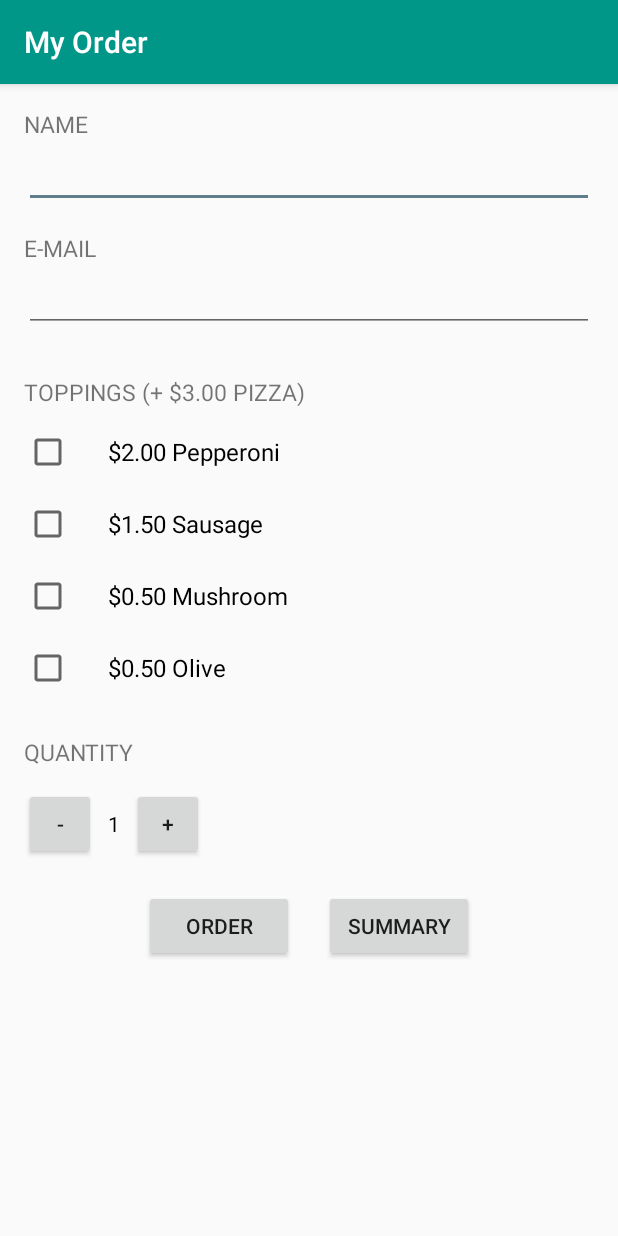
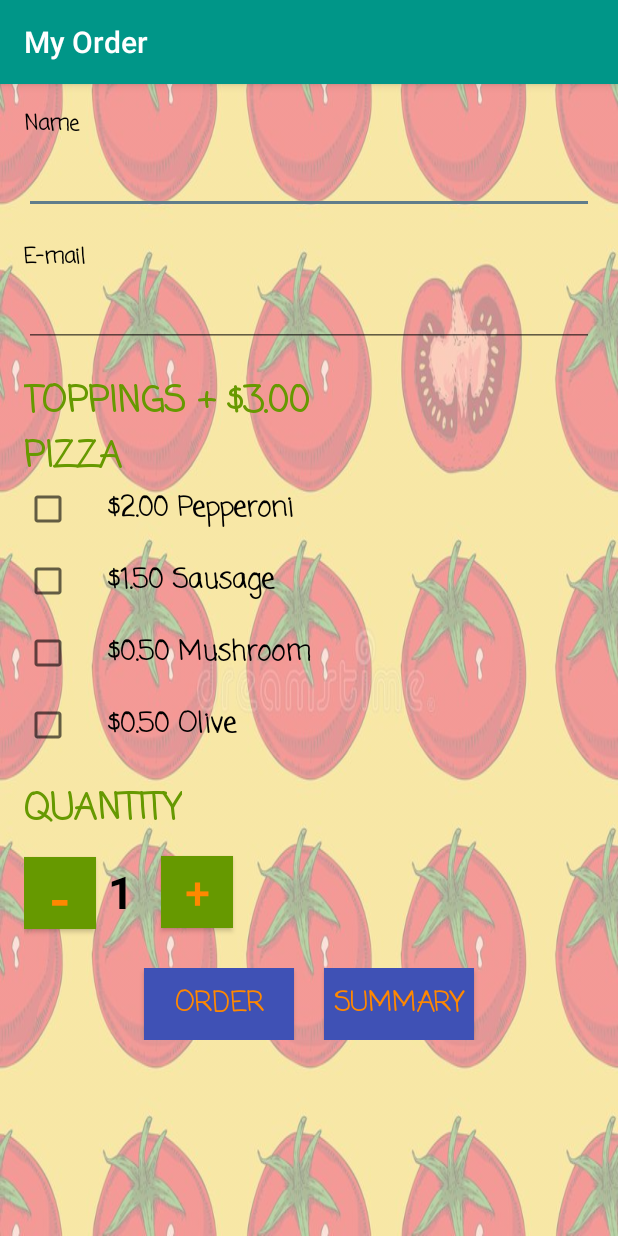
Before and after one commit to boroshs-coursework/WebMobile_ICPs, an Android app: the screen it shows after launch (MainActivity), on a phone screen of 412 x 824 dp. Run offline under Robolectric (Android 15) with nearby library versions, the phone set to English and light mode, and no system bars.

Commit message:
it builds.

```diff
--- a/Fall2020_Mobile/Mobile_ICP2/Source/MyOrder/app/src/main/AndroidManifest.xml
+++ b/Fall2020_Mobile/Mobile_ICP2/Source/MyOrder/app/src/main/AndroidManifest.xml
@@ -10,13 +10,13 @@
         android:supportsRtl="true"
         android:theme="@style/AppTheme">
         <activity android:name=".MainActivity"
-            android:launchMode="singleTop"> <!--Retains values in previous activity, ues of back button-->
+            android:launchMode="singleTop"> <!--Retains values in previous activity when you use back button-->
             <intent-filter>
                 <action android:name="android.intent.action.MAIN" />
                 <category android:name="android.intent.category.LAUNCHER" />
             </intent-filter>
         </activity>
-        <!--Added this line to use intents to change activities-->
+        <!--Added this line to use intents with summary activity-->
         <activity android:name=".SummaryActivity" android:launchMode="singleTop"/>
     </application>
 
--- a/Fall2020_Mobile/Mobile_ICP2/Source/MyOrder/app/src/main/res/layout/activity_main.xml
+++ b/Fall2020_Mobile/Mobile_ICP2/Source/MyOrder/app/src/main/res/layout/activity_main.xml
@@ -1,7 +1,11 @@
 <ScrollView xmlns:android="http://schemas.android.com/apk/res/android"
+    xmlns:app="http://schemas.android.com/apk/res-auto"
     xmlns:tools="http://schemas.android.com/tools"
     android:layout_width="match_parent"
-    android:layout_height="match_parent">
+    android:layout_height="match_parent"
+    android:background="@drawable/tomato_background"
+    android:backgroundTint="#80FFFFFF"
+    android:backgroundTintMode="src_over">
 
     <LinearLayout
         android:layout_width="match_parent"
@@ -15,103 +19,141 @@
 
         <TextView
             android:id="@+id/textView3"
-            style="@style/HeaderTextStyle"
             android:layout_width="match_parent"
             android:layout_height="wrap_content"
-            android:text="@string/name" />
+            android:text="@string/name"
+            android:textColor="@android:color/black"
+            app:fontFamily="casual"
+            android:textStyle="bold"
+            tools:textSize="28dp" />
 
         <EditText
             android:id="@+id/user_input"
             android:layout_width="match_parent"
             android:layout_height="wrap_content"
-            android:layout_marginBottom="16sp"
-            android:inputType="textCapWords" />
+            android:layout_marginBottom="18dp"
+            android:inputType="textCapWords"
+            app:fontFamily="casual"/>
 
         <TextView
             android:id="@+id/textView2"
-            style="@style/HeaderTextStyle"
             android:layout_width="match_parent"
             android:layout_height="wrap_content"
-            android:text="@string/email" />
+            android:text="@string/email"
+            android:textColor="@android:color/black"
+            app:fontFamily="casual"
+            android:textStyle="bold"
+            tools:textSize="28dp" />
 
         <EditText
             android:id="@+id/user_input2"
             android:layout_width="match_parent"
             android:layout_height="wrap_content"
-            android:layout_marginBottom="16sp"
-            android:inputType="textCapWords" />
+            android:layout_marginBottom="18dp"
+            android:inputType="textCapWords"
+            app:fontFamily="casual"/>
 
         <TextView
             style="@style/HeaderTextStyle"
-            android:text="@string/toppings" />
+            android:layout_width="196dp"
+            android:layout_height="wrap_content"
+            android:text="@string/toppings"
+            android:textColor="@android:color/holo_green_dark"
+            android:textSize="24dp"
+            android:textStyle="bold"
+            app:fontFamily="casual" />
 
         <CheckBox
             android:id="@+id/pepperoni_checked"
-            android:layout_width="wrap_content"
+            android:layout_width="197dp"
             android:layout_height="wrap_content"
             android:layout_marginBottom="16sp"
             android:paddingLeft="24dp"
             android:text="@string/pepperoni"
-            android:textSize="16sp" />
+            android:textSize="18dp"
+            app:fontFamily="casual"
+            android:textStyle="bold"/>
 
         <CheckBox
             android:id="@+id/sausage_checked"
-            android:layout_width="wrap_content"
+            android:layout_width="197dp"
             android:layout_height="wrap_content"
             android:layout_marginBottom="16sp"
             android:paddingLeft="24dp"
             android:text="@string/sausage"
-            android:textSize="16sp" />
+            android:textSize="18dp"
+            app:fontFamily="casual"
+            android:textStyle="bold"/>
 
         <CheckBox
             android:id="@+id/mushroom_checked"
-            android:layout_width="match_parent"
+            android:layout_width="196dp"
             android:layout_height="wrap_content"
             android:layout_marginBottom="16sp"
             android:paddingLeft="24dp"
             android:text="@string/mushroom"
-            android:textSize="16sp" />
+            android:textSize="18dp"
+            app:fontFamily="casual"
+            android:textStyle="bold"/>
 
         <CheckBox
             android:id="@+id/olive_checked"
-            android:layout_width="match_parent"
+            android:layout_width="196dp"
             android:layout_height="wrap_content"
             android:layout_marginBottom="16sp"
             android:paddingLeft="24dp"
             android:text="@string/olive"
-            android:textSize="16sp" />
+            android:textSize="18dp"
+            app:fontFamily="casual"
+            android:textStyle="bold"/>
 
         <TextView
             style="@style/HeaderTextStyle"
-            android:text="@string/quantity" />
+            android:text="@string/quantity"
+            android:textColor="@android:color/holo_green_dark"
+            android:textSize="24dp"
+            app:fontFamily="casual"
+            android:textStyle="bold"/>
 
         <LinearLayout
-            android:layout_width="match_parent"
-            android:layout_height="wrap_content"
+            android:layout_width="151dp"
+            android:layout_height="72dp"
+            android:layout_marginBottom="10dp"
             android:orientation="horizontal">
 
             <Button
                 android:layout_width="48dp"
                 android:layout_height="48dp"
+                android:layout_marginTop="8dp"
                 android:layout_marginRight="8dp"
+                android:background="@android:color/holo_green_dark"
                 android:onClick="decrement"
-                android:text="@string/minus" />
+                android:text="@string/minus"
+                android:textColor="@android:color/holo_orange_dark"
+                android:textColorHighlight="@android:color/white"
+                android:textSize="40dp" />
 
             <TextView
                 android:id="@+id/quantity_text_view"
-
                 android:layout_width="wrap_content"
                 android:layout_height="wrap_content"
                 android:layout_marginRight="8dp"
                 android:text="@string/initial_quantity_value"
-                android:textColor="#000000" />
+                android:textColor="@android:color/black"
+                android:textSize="30dp"
+                android:textStyle="bold" />
 
             <Button
                 android:layout_width="48dp"
                 android:layout_height="48dp"
+                android:layout_marginStart="10dp"
+                android:layout_marginLeft="10dp"
+                android:background="@android:color/holo_green_dark"
                 android:onClick="increment"
-                android:text="@string/plus" />
-
+                android:text="@string/plus"
+                android:textColor="@android:color/holo_orange_dark"
+                android:textColorHighlight="@android:color/white"
+                android:textSize="30dp" />
         </LinearLayout>
 
         <LinearLayout
@@ -124,18 +166,28 @@
                 android:layout_height="48dp"
                 android:layout_marginStart="80dp"
                 android:layout_marginLeft="80dp"
-                android:layout_marginTop="20dp"
                 android:layout_marginEnd="20dp"
                 android:layout_marginRight="20dp"
+                android:background="@color/colorPrimary"
                 android:onClick="sendEmail"
-                android:text="@string/order" />
+                android:text="@string/order"
+                android:textColor="@android:color/holo_orange_dark"
+                android:textColorHighlight="@android:color/white"
+                android:textStyle="bold"
+                android:textSize="18dp"
+                app:fontFamily="casual" />
 
             <Button
                 android:layout_width="100dp"
                 android:layout_height="48dp"
-                android:layout_marginTop="20dp"
+                android:background="@color/colorPrimary"
                 android:onClick="submitOrder"
-                android:text="@string/summary" />
+                android:text="@string/summary"
+                android:textColor="@android:color/holo_orange_dark"
+                android:textColorHighlight="@android:color/white"
+                android:textStyle="bold"
+                android:textSize="18dp"
+                app:fontFamily="casual" />
         </LinearLayout>
     </LinearLayout>
 </ScrollView>
--- a/Fall2020_Mobile/Mobile_ICP2/Source/MyOrder/app/src/main/res/values/strings.xml
+++ b/Fall2020_Mobile/Mobile_ICP2/Source/MyOrder/app/src/main/res/values/strings.xml
@@ -3,7 +3,7 @@
     <string name="name">Name</string>
     <string name="email">E-mail</string>
 
-    <string name="toppings">Toppings (+ $3.00 Pizza)</string>
+    <string name="toppings">Toppings + $3.00 Pizza</string>
     <string name="pepperoni">$2.00 Pepperoni</string>
     <string name="sausage">$1.50 Sausage</string>
     <string name="mushroom">$0.50 Mushroom</string>
@@ -33,7 +33,7 @@
     <string name="order_summary_quantity">Quantity: <xliff:g example="2" id="quantity">%d</xliff:g></string>
     <string name="order_summary_total_price">Total: $<xliff:g example="10" id="price">%.2f</xliff:g></string>
 
-    <string name="too_much_pizza">Please select less than thirty pizzas</string>
+    <string name="too_much_pizza">Please select thirty or fewer pizzas</string>
     <string name="too_little_pizza">Please select at least one pizza</string>
 
     <string name="email_subject"><xliff:g example="Vijaya" id="name">%s</xliff:g>\'s Pizza Order</string>
```
Also changed, not shown: Fall2020_Mobile/Mobile_ICP2/Source/MyOrder/app/src/main/java/com/example/vijaya/myorder/MainActivity.java (+7 -1 lines), Fall2020_Mobile/Mobile_ICP2/Source/MyOrder/app/src/main/java/com/example/vijaya/myorder/SummaryActivity.java (+4 -4 lines), Fall2020_Mobile/Mobile_ICP2/Source/MyOrder/app/src/main/res/layout/activity_summary.xml (+42 -6 lines), Fall2020_Mobile/Mobile_ICP2/Source/MyOrder/app/src/main/res/drawable/tomato_background.jpg (added), Fall2020_Mobile/Mobile_ICP2/Source/MyOrder/app/src/main/res/drawable/top_slices.png (added).
